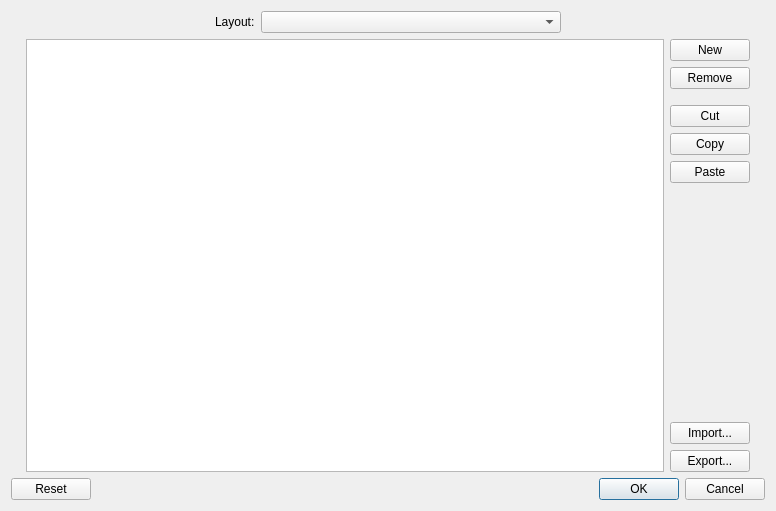
Old version of the form app/settings/viewsdialog/viewsdialog.ui in the repository KDE/latte-dock.
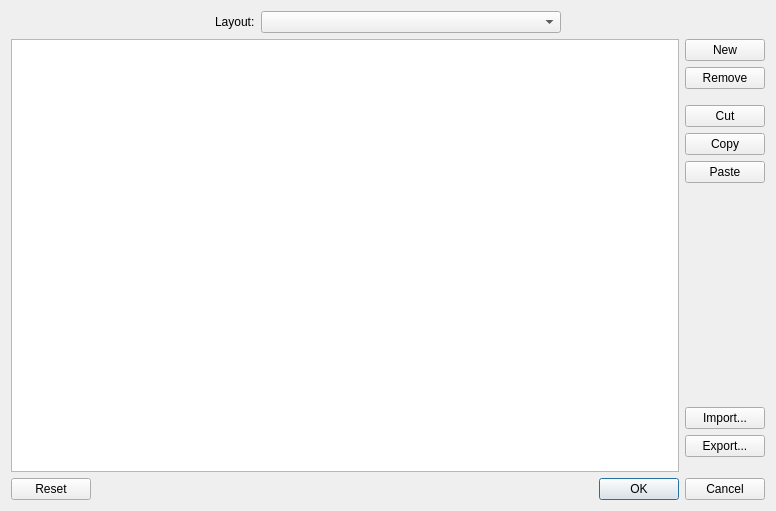
New version of the form. Icons and pictures are not drawn.

Commit message: fix margins in settings dialogs

Diff of the .ui file:
```diff
--- a/app/settings/viewsdialog/viewsdialog.ui
+++ b/app/settings/viewsdialog/viewsdialog.ui
@@ -17,23 +17,7 @@
    <item>
     <layout class="QHBoxLayout" name="optionsLayout">
      <item>
-      <spacer name="horizontalSpacer">
-       <property name="orientation">
-        <enum>Qt::Horizontal</enum>
-       </property>
-       <property name="sizeType">
-        <enum>QSizePolicy::Fixed</enum>
-       </property>
-       <property name="sizeHint" stdset="0">
-        <size>
-         <width>15</width>
-         <height>20</height>
-        </size>
-       </property>
-      </spacer>
-     </item>
-     <item>
-      <layout class="QVBoxLayout" name="verticalLayout_2">
+      <layout class="QVBoxLayout" name="mainRowsLayout">
        <item>
         <layout class="QGridLayout" name="layoutGrid" columnstretch="0">
          <item row="0" column="0">
@@ -99,11 +83,17 @@
        </item>
        <item>
         <layout class="QGridLayout" name="viewsGrid">
+         <property name="horizontalSpacing">
+          <number>6</number>
+         </property>
          <item row="1" column="0">
           <widget class="QTableView" name="viewsTable"/>
          </item>
          <item row="1" column="2">
           <layout class="QVBoxLayout" name="buttonsLayout">
+           <property name="leftMargin">
+            <number>0</number>
+           </property>
            <property name="rightMargin">
             <number>0</number>
            </property>
@@ -216,27 +206,27 @@
              </property>
             </widget>
            </item>
-          </layout>
-         </item>
-        </layout>
-       </item>
-      </layout>
-     </item>
      <item>
-      <spacer name="horizontalSpacer_2">
+            <spacer name="verticalSpacer_3">
        <property name="orientation">
-        <enum>Qt::Horizontal</enum>
+              <enum>Qt::Vertical</enum>
        </property>
        <property name="sizeType">
         <enum>QSizePolicy::Fixed</enum>
        </property>
        <property name="sizeHint" stdset="0">
         <size>
-         <width>15</width>
-         <height>20</height>
+               <width>20</width>
+               <height>15</height>
         </size>
        </property>
       </spacer>
+           </item>
+          </layout>
+         </item>
+        </layout>
+       </item>
+      </layout>
      </item>
     </layout>
    </item>
```
Left out of the diff: 2 changed lines with no effect on the pictures. Lines whose indentation alone changed are shown as unchanged. The commit also changes 1 other file.
